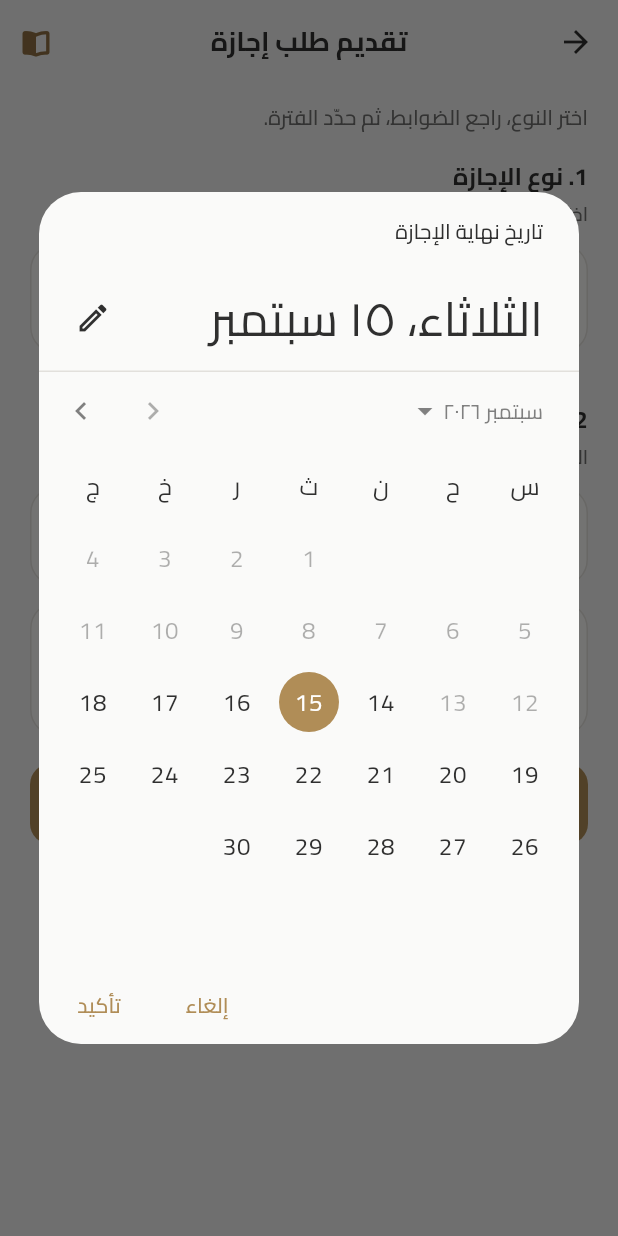
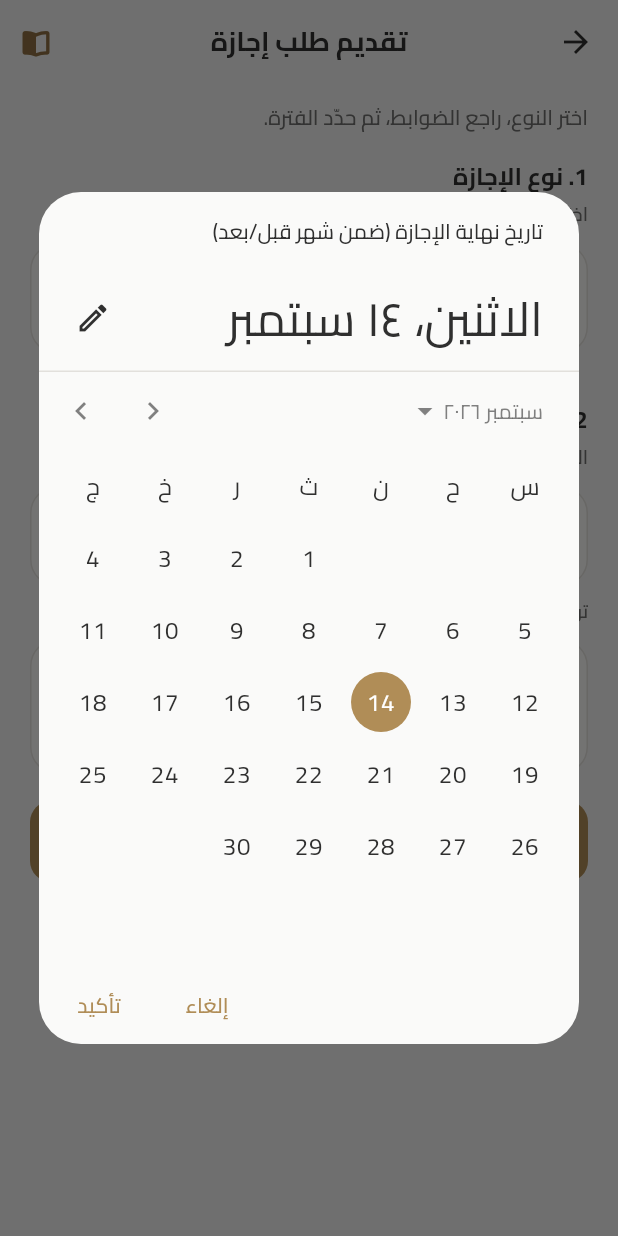
Before and after one commit to halimaElganduzMFZ/daftari_UI, a Flutter app: the MakeLeaveScreen screen opened directly, after a tap on "إلى تاريخ", on a phone screen of 412 x 824 dp. Run offline on Flutter 3.47's test engine with Material 3 defaults, Android fonts, the phone set to English and light mode, and no system bars; our stand-ins replace file_picker, font_awesome_flutter, shared_preferences; accounts and stored records are empty.

Commit message:
Align leave calendars to ±1 month and clarify timesheet range.
Keep permission date bounds, auto-calc fixed leave end dates, and make timesheet date picking explicitly open beyond the current month default.

Co-authored-by: unifiedcodeteam <unifiedcodeteam@gmail.com>

```diff
--- /dev/null
+++ b/lib/core/utils/request_date_bounds.dart
@@ -0,0 +1,25 @@
+/// حدود تواريخ تقديم الطلبات (إذن / إجازة): شهر قبل وشهر بعد اليوم.
+abstract final class RequestDateBounds {
+  /// شهر قبل التاريخ المرجعي (افتراضياً اليوم).
+  static DateTime monthBefore([DateTime? from]) {
+    final d = from ?? DateTime.now();
+    final day = DateTime(d.year, d.month, d.day);
+    return DateTime(day.year, day.month - 1, day.day);
+  }
+
+  /// شهر بعد التاريخ المرجعي (افتراضياً اليوم).
+  static DateTime monthAfter([DateTime? from]) {
+    final d = from ?? DateTime.now();
+    final day = DateTime(d.year, d.month, d.day);
+    return DateTime(day.year, day.month + 1, day.day);
+  }
+
+  /// يضبط التاريخ داخل النافذة إن خرج عنها.
+  static DateTime clampToWindow(DateTime value, {DateTime? now}) {
+    final min = monthBefore(now);
+    final max = monthAfter(now);
+    if (value.isBefore(min)) return min;
+    if (value.isAfter(max)) return max;
+    return value;
+  }
+}
--- a/lib/features/leave/make_leave_screen.dart
+++ b/lib/features/leave/make_leave_screen.dart
@@ -5,6 +5,7 @@ import 'package:intl/intl.dart';
 
 import '../../core/services/document_picker.dart';
 import '../../core/theme/app_colors.dart';
+import '../../core/utils/request_date_bounds.dart';
 import '../../core/widgets/app_surface.dart';
 import '../../core/widgets/attachment_viewer.dart';
 import '../../core/widgets/section_header.dart';
@@ -86,23 +87,31 @@ class _MakeLeaveScreenState extends State<MakeLeaveScreen> {
 
   Future<void> _pickStart() async {
     final now = DateTime.now();
+    final first = RequestDateBounds.monthBefore(now);
+    final last = RequestDateBounds.monthAfter(now);
+    final initial = RequestDateBounds.clampToWindow(
+      _startDate ?? now,
+      now: now,
+    );
     final picked = await showDatePicker(
       context: context,
-      initialDate: _startDate ?? now.add(const Duration(days: 1)),
-      firstDate: now,
-      lastDate: now.add(const Duration(days: 365)),
-      helpText: 'تاريخ بداية الإجازة',
+      initialDate: initial,
+      firstDate: first,
+      lastDate: last,
+      helpText: 'تاريخ بداية الإجازة (شهر قبل/بعد)',
       cancelText: 'إلغاء',
       confirmText: 'تأكيد',
     );
     if (picked == null) return;
     setState(() {
       _startDate = picked;
-      if (_endDate != null && _endDate!.isBefore(picked)) {
+      if (_selected?.fixedDays != null) {
+        // المدة ثابتة حسب نوع الإجازة — النهاية تُحسب تلقائياً ولو تجاوزت نافذة الاختيار.
+        _endDate = picked.add(Duration(days: _selected!.fixedDays! - 1));
+      } else if (_endDate != null && _endDate!.isBefore(picked)) {
         _endDate = picked;
-      }
-      if (_selected?.fixedDays != null) {
-        _endDate = picked.add(Duration(days: _selected!.fixedDays! - 1));
+      } else if (_endDate != null && _endDate!.isAfter(last)) {
+        _endDate = last;
       }
     });
   }
@@ -110,12 +119,27 @@ class _MakeLeaveScreenState extends State<MakeLeaveScreen> {
   Future<void> _pickEnd() async {
     if (_selected?.fixedDays != null) return;
     final now = DateTime.now();
+    final windowFirst = RequestDateBounds.monthBefore(now);
+    final windowLast = RequestDateBounds.monthAfter(now);
+    final first = _startDate != null && _startDate!.isAfter(windowFirst)
+        ? _startDate!
+        : windowFirst;
+    var last = windowLast;
+    if (first.isAfter(last)) {
+      last = first;
+    }
+    final initial = RequestDateBounds.clampToWindow(
+      _endDate ?? _startDate ?? now,
+      now: now,
+    );
+    final safeInitial =
+        initial.isBefore(first) ? first : (initial.isAfter(last) ? last : initial);
     final picked = await showDatePicker(
       context: context,
-      initialDate: _endDate ?? _startDate ?? now.add(const Duration(days: 1)),
-      firstDate: _startDate ?? now,
-      lastDate: now.add(const Duration(days: 365)),
-      helpText: 'تاريخ نهاية الإجازة',
+      initialDate: safeInitial,
+      firstDate: first,
+      lastDate: last,
+      helpText: 'تاريخ نهاية الإجازة (ضمن شهر قبل/بعد)',
       cancelText: 'إلغاء',
       confirmText: 'تأكيد',
     );
@@ -387,11 +411,21 @@ class _MakeLeaveScreenState extends State<MakeLeaveScreen> {
             const SizedBox(height: 8),
             Text(
               'المدة: $_dayCount ${_dayCount == 1 ? 'يوم' : 'أيام'}'
-              '${kind?.fixedDays != null ? ' (مدة ثابتة حسب اللائحة)' : ''}',
+              '${kind?.fixedDays != null ? ' (مدة ثابتة حسب اللائحة — تُحسب تلقائياً)' : ' · اختيار التواريخ ضمن شهر قبل/بعد اليوم'}',
               style: const TextStyle(
                 fontSize: 12.5,
                 fontWeight: FontWeight.w700,
                 color: AppColors.goldDeep,
+              ),
+            ),
+          ] else ...[
+            const SizedBox(height: 8),
+            const Text(
+              'تواريخ التقديم ضمن شهر قبل وشهر بعد اليوم',
+              style: TextStyle(
+                fontSize: 12,
+                fontWeight: FontWeight.w600,
+                color: AppColors.slate,
               ),
             ),
           ],
```
Also changed, not shown: lib/features/manager/manager_attendance_screen.dart (+5 -5 lines), lib/features/request/make_request_screen.dart (+8 -4 lines).
